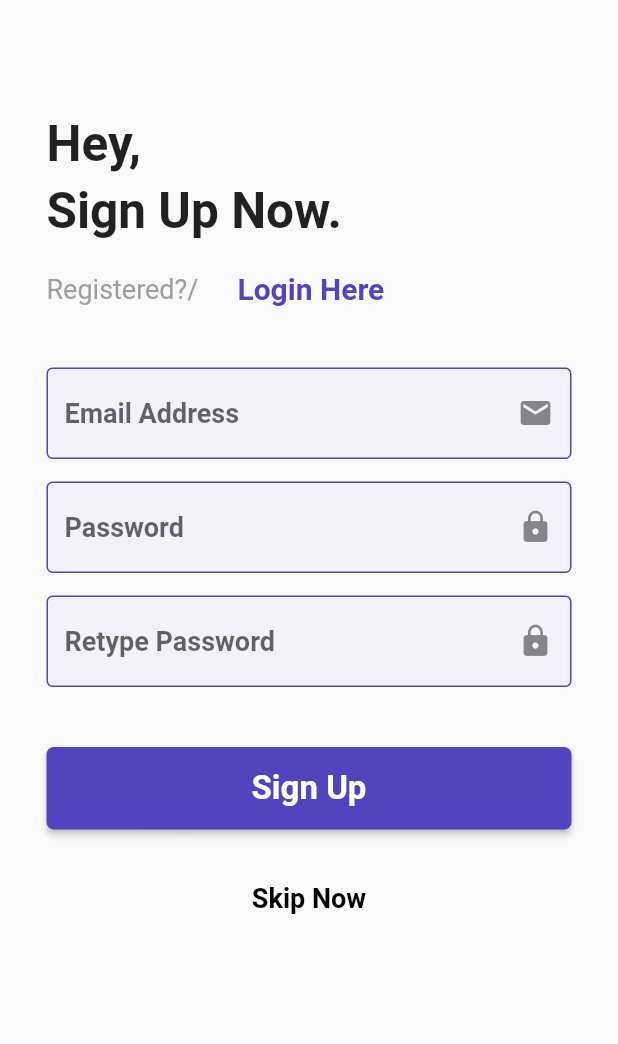
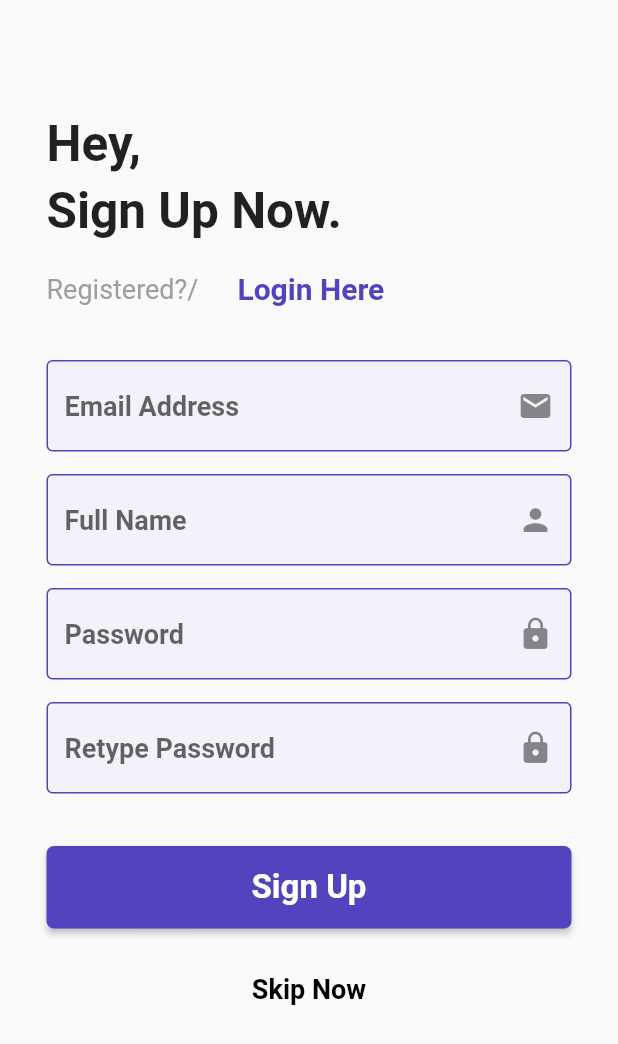
Before and after one commit to En3X/Suffice, a Flutter app: the SignUpScreen screen opened directly, on a phone screen of 412 x 824 dp. Shown: the top 1044 px of the screen. Run offline on Flutter 3.47's test engine with Material 2 defaults, Android fonts, the phone set to English and light mode, and no system bars; our stand-ins replace flutter_rating_bar, fluttertoast, geolocator, google_maps_flutter.

Commit message:
Added register page

```diff
--- a/lib/pages/explore.dart
+++ b/lib/pages/explore.dart
@@ -1,5 +1,4 @@
 import 'package:flutter/material.dart';
-import 'package:suffice/widgets/bottom_nav.dart';
 import 'package:suffice/widgets/draggable_bottom_list.dart';
 import 'package:suffice/widgets/google_maps.dart';
 import 'package:suffice/widgets/search_bar.dart';
--- a/lib/pages/login_scrreen.dart
+++ b/lib/pages/login_scrreen.dart
@@ -1,4 +1,5 @@
 import 'package:flutter/material.dart';
+import 'package:suffice/pages/register_screen.dart';
 
 GlobalKey<FormState> formKey = GlobalKey<FormState>();
 
@@ -85,7 +86,13 @@ class _LogInScreenState extends State<LogInScreen> {
                             Expanded(
                               flex: 7,
                               child: GestureDetector(
-                                onTap: () {},
+                                onTap: () {
+                                  Navigator.push(
+                                      context,
+                                      MaterialPageRoute(
+                                          builder: (context) =>
+                                              SignUpScreen()));
+                                },
                                 child: Text(
                                   'Create New',
                                   style: TextStyle(
--- a/lib/pages/register_screen.dart
+++ b/lib/pages/register_screen.dart
@@ -100,7 +100,7 @@ class _SignUpScreenState extends State<SignUpScreen> {
                       ),
                     ),
                     SizedBox(
-                      height: 20,
+                      height: 15,
                     ),
                     Padding(
                       padding: EdgeInsets.all(3),
@@ -139,6 +139,36 @@ class _SignUpScreenState extends State<SignUpScreen> {
                                   ),
                                 ),
                                 validator: (value) {},
+                              ),
+                              SizedBox(
+                                height: 15,
+                              ),
+                              TextFormField(
+                                //Full
+                                cursorColor:
+                                    Theme.of(context).cursorColor, //Name
+                                keyboardType: TextInputType.text,
+                                decoration: InputDecoration(
+                                  filled: true,
+                                  fillColor: Color(0xfff3f2fa),
+                                  focusedBorder: OutlineInputBorder(
+                                    borderRadius: BorderRadius.circular(13),
+                                    borderSide: BorderSide(
+                                      color: Color(0xff5244bf),
+                                      width: 1.5,
+                                    ),
+                                  ),
+                                  suffixIcon: Icon(Icons.person),
+                                  hintText: 'Full Name',
+                                  hintStyle: TextStyle(
+                                    fontSize: 18,
+                                    fontWeight: FontWeight.bold,
+                                  ),
+                                  enabledBorder: OutlineInputBorder(
+                                    borderSide:
+                                        BorderSide(color: Color(0xff5244bf)),
+                                  ),
+                                ),
                               ),
                               SizedBox(
                                 height: 15,
@@ -199,7 +229,7 @@ class _SignUpScreenState extends State<SignUpScreen> {
                                 ),
                               ),
                               SizedBox(
-                                height: 40,
+                                height: 35,
                               ),
                               SizedBox(
                                 height: 55,
@@ -224,7 +254,7 @@ class _SignUpScreenState extends State<SignUpScreen> {
                                 ),
                               ),
                               SizedBox(
-                                height: 35,
+                                height: 30,
                               ),
                               GestureDetector(
                                 onTap: () {},
--- a/lib/widgets/home_page_buttons.dart
+++ b/lib/widgets/home_page_buttons.dart
@@ -1,5 +1,4 @@
 import 'package:flutter/material.dart';
-import 'package:fluttertoast/fluttertoast.dart';
 import 'package:suffice/pages/login_scrreen.dart';
 import '../pages/explore.dart';
 
```
